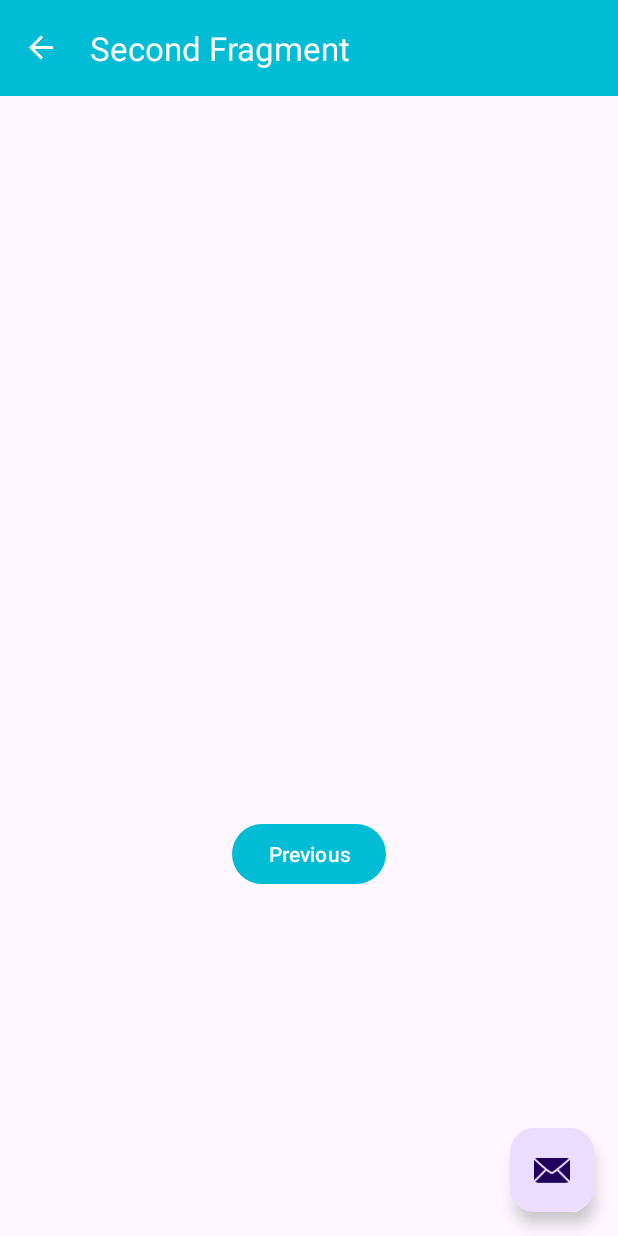
After one commit to Pedro-Luigi/Organizze-Clone, an Android app: the SecondFragment screen opened through its navigation route, on a phone screen of 412 x 824 dp. The commit adds this screen. Run offline under Robolectric (Android 15) with nearby library versions, the phone set to English and light mode, and no system bars; our stand-ins replace navigation-ui.

Commit message:
Build Home Activity.

```diff
--- /dev/null
+++ b/app/src/main/java/com/courseudemy/organizzeclone/ui/FirstFragment.kt
@@ -0,0 +1,45 @@
+package com.courseudemy.organizzeclone.ui
+
+import android.os.Bundle
+import androidx.fragment.app.Fragment
+import android.view.LayoutInflater
+import android.view.View
+import android.view.ViewGroup
+import androidx.navigation.fragment.findNavController
+import com.courseudemy.organizzeclone.R
+import com.courseudemy.organizzeclone.databinding.FragmentFirstBinding
+
+/**
+ * A simple [Fragment] subclass as the default destination in the navigation.
+ */
+class FirstFragment : Fragment() {
+
+    private var _binding: FragmentFirstBinding? = null
+
+    // This property is only valid between onCreateView and
+    // onDestroyView.
+    private val binding get() = _binding!!
+
+    override fun onCreateView(
+        inflater: LayoutInflater, container: ViewGroup?,
+        savedInstanceState: Bundle?
+    ): View? {
+
+        _binding = FragmentFirstBinding.inflate(inflater, container, false)
+        return binding.root
+
+    }
+
+    override fun onViewCreated(view: View, savedInstanceState: Bundle?) {
+        super.onViewCreated(view, savedInstanceState)
+
+        binding.buttonFirst.setOnClickListener {
+            findNavController().navigate(R.id.action_FirstFragment_to_SecondFragment)
+        }
+    }
+
+    override fun onDestroyView() {
+        super.onDestroyView()
+        _binding = null
+    }
+}
--- /dev/null
+++ b/app/src/main/java/com/courseudemy/organizzeclone/ui/HomeActivity.kt
@@ -0,0 +1,41 @@
+package com.courseudemy.organizzeclone.ui
+
+import android.os.Bundle
+import com.google.android.material.snackbar.Snackbar
+import androidx.appcompat.app.AppCompatActivity
+import androidx.navigation.findNavController
+import androidx.navigation.ui.AppBarConfiguration
+import androidx.navigation.ui.navigateUp
+import androidx.navigation.ui.setupActionBarWithNavController
+import com.courseudemy.organizzeclone.R
+import com.courseudemy.organizzeclone.databinding.ActivityHomeBinding
+
+class HomeActivity : AppCompatActivity() {
+
+    private lateinit var appBarConfiguration: AppBarConfiguration
+    private lateinit var binding: ActivityHomeBinding
+
+    override fun onCreate(savedInstanceState: Bundle?) {
+        super.onCreate(savedInstanceState)
+
+        binding = ActivityHomeBinding.inflate(layoutInflater)
+        setContentView(binding.root)
+
+        setSupportActionBar(binding.toolbar)
+
+        val navController = findNavController(R.id.nav_host_fragment_content_home)
+        appBarConfiguration = AppBarConfiguration(navController.graph)
+        setupActionBarWithNavController(navController, appBarConfiguration)
+
+        binding.fab.setOnClickListener { view ->
+            Snackbar.make(view, "Replace with your own action", Snackbar.LENGTH_LONG)
+                .setAction("Action", null).show()
+        }
+    }
+
+    override fun onSupportNavigateUp(): Boolean {
+        val navController = findNavController(R.id.nav_host_fragment_content_home)
+        return navController.navigateUp(appBarConfiguration)
+                || super.onSupportNavigateUp()
+    }
+}
--- a/app/src/main/java/com/courseudemy/organizzeclone/ui/LoginActivity.kt
+++ b/app/src/main/java/com/courseudemy/organizzeclone/ui/LoginActivity.kt
@@ -50,6 +50,7 @@ class LoginActivity : AppCompatActivity() {
                 )?.addOnCompleteListener {
                     if (it.isSuccessful){
                         Toast.makeText(this, "Usuário logado", Toast.LENGTH_SHORT).show()
+                        openHome()
                     } else {
                         val erroMessage: String
                         try {
@@ -68,4 +69,9 @@ class LoginActivity : AppCompatActivity() {
             }
         }
     }
+
+    fun openHome(){
+        startActivity(Intent(this, HomeActivity::class.java))
+        finish()
+    }
 }
--- /dev/null
+++ b/app/src/main/java/com/courseudemy/organizzeclone/ui/SecondFragment.kt
@@ -0,0 +1,45 @@
+package com.courseudemy.organizzeclone.ui
+
+import android.os.Bundle
+import androidx.fragment.app.Fragment
+import android.view.LayoutInflater
+import android.view.View
+import android.view.ViewGroup
+import androidx.navigation.fragment.findNavController
+import com.courseudemy.organizzeclone.R
+import com.courseudemy.organizzeclone.databinding.FragmentSecondBinding
+
+/**
+ * A simple [Fragment] subclass as the second destination in the navigation.
+ */
+class SecondFragment : Fragment() {
+
+    private var _binding: FragmentSecondBinding? = null
+
+    // This property is only valid between onCreateView and
+    // onDestroyView.
+    private val binding get() = _binding!!
+
+    override fun onCreateView(
+        inflater: LayoutInflater, container: ViewGroup?,
+        savedInstanceState: Bundle?
+    ): View? {
+
+        _binding = FragmentSecondBinding.inflate(inflater, container, false)
+        return binding.root
+
+    }
+
+    override fun onViewCreated(view: View, savedInstanceState: Bundle?) {
+        super.onViewCreated(view, savedInstanceState)
+
+        binding.buttonSecond.setOnClickListener {
+            findNavController().navigate(R.id.action_SecondFragment_to_FirstFragment)
+        }
+    }
+
+    override fun onDestroyView() {
+        super.onDestroyView()
+        _binding = null
+    }
+}
--- /dev/null
+++ b/app/src/main/res/layout/activity_home.xml
@@ -0,0 +1,34 @@
+<?xml version="1.0" encoding="utf-8"?>
+<androidx.coordinatorlayout.widget.CoordinatorLayout xmlns:android="http://schemas.android.com/apk/res/android"
+    xmlns:app="http://schemas.android.com/apk/res-auto"
+    xmlns:tools="http://schemas.android.com/tools"
+    android:layout_width="match_parent"
+    android:layout_height="match_parent"
+    tools:context=".ui.HomeActivity">
+
+    <com.google.android.material.appbar.AppBarLayout
+        android:layout_width="match_parent"
+        android:layout_height="wrap_content"
+        android:theme="@style/Theme.OrganizzeClone.AppBarOverlay">
+
+        <androidx.appcompat.widget.Toolbar
+            android:id="@+id/toolbar"
+            android:layout_width="match_parent"
+            android:layout_height="?attr/actionBarSize"
+            android:background="?attr/colorPrimary"
+            app:popupTheme="@style/Theme.OrganizzeClone.PopupOverlay" />
+
+    </com.google.android.material.appbar.AppBarLayout>
+
+    <include layout="@layout/content_home" />
+
+    <com.google.android.material.floatingactionbutton.FloatingActionButton
+        android:id="@+id/fab"
+        android:layout_width="wrap_content"
+        android:layout_height="wrap_content"
+        android:layout_gravity="bottom|end"
+        android:layout_marginEnd="@dimen/fab_margin"
+        android:layout_marginBottom="16dp"
+        app:srcCompat="@android:drawable/ic_dialog_email" />
+
+</androidx.coordinatorlayout.widget.CoordinatorLayout>
--- /dev/null
+++ b/app/src/main/res/layout/content_home.xml
@@ -0,0 +1,19 @@
+<?xml version="1.0" encoding="utf-8"?>
+<androidx.constraintlayout.widget.ConstraintLayout xmlns:android="http://schemas.android.com/apk/res/android"
+    xmlns:app="http://schemas.android.com/apk/res-auto"
+    android:layout_width="match_parent"
+    android:layout_height="match_parent"
+    app:layout_behavior="@string/appbar_scrolling_view_behavior">
+
+    <fragment
+        android:id="@+id/nav_host_fragment_content_home"
+        android:name="androidx.navigation.fragment.NavHostFragment"
+        android:layout_width="0dp"
+        android:layout_height="0dp"
+        app:defaultNavHost="true"
+        app:layout_constraintBottom_toBottomOf="parent"
+        app:layout_constraintEnd_toEndOf="parent"
+        app:layout_constraintStart_toStartOf="parent"
+        app:layout_constraintTop_toTopOf="parent"
+        app:navGraph="@navigation/nav_graph" />
+</androidx.constraintlayout.widget.ConstraintLayout>
--- /dev/null
+++ b/app/src/main/res/layout/fragment_second.xml
@@ -0,0 +1,28 @@
+<?xml version="1.0" encoding="utf-8"?>
+<androidx.constraintlayout.widget.ConstraintLayout xmlns:android="http://schemas.android.com/apk/res/android"
+    xmlns:app="http://schemas.android.com/apk/res-auto"
+    xmlns:tools="http://schemas.android.com/tools"
+    android:layout_width="match_parent"
+    android:layout_height="match_parent"
+    tools:context=".SecondFragment">
+
+    <TextView
+        android:id="@+id/textview_second"
+        android:layout_width="wrap_content"
+        android:layout_height="wrap_content"
+        app:layout_constraintBottom_toTopOf="@id/button_second"
+        app:layout_constraintEnd_toEndOf="parent"
+        app:layout_constraintStart_toStartOf="parent"
+        app:layout_constraintTop_toTopOf="parent" />
+
+    <Button
+        android:id="@+id/button_second"
+        android:layout_width="wrap_content"
+        android:layout_height="wrap_content"
+        android:text="@string/previous"
+        app:layout_constraintBottom_toBottomOf="parent"
+        app:layout_constraintEnd_toEndOf="parent"
+        app:layout_constraintStart_toStartOf="parent"
+        app:layout_constraintTop_toBottomOf="@id/textview_second" />
+
+</androidx.constraintlayout.widget.ConstraintLayout>
--- /dev/null
+++ b/app/src/main/res/navigation/nav_graph.xml
@@ -0,0 +1,28 @@
+<?xml version="1.0" encoding="utf-8"?>
+<navigation xmlns:android="http://schemas.android.com/apk/res/android"
+    xmlns:app="http://schemas.android.com/apk/res-auto"
+    xmlns:tools="http://schemas.android.com/tools"
+    android:id="@+id/nav_graph"
+    app:startDestination="@id/FirstFragment">
+
+    <fragment
+        android:id="@+id/FirstFragment"
+        android:name="com.courseudemy.organizzeclone.ui.FirstFragment"
+        android:label="@string/first_fragment_label"
+        tools:layout="@layout/fragment_first">
+
+        <action
+            android:id="@+id/action_FirstFragment_to_SecondFragment"
+            app:destination="@id/SecondFragment" />
+    </fragment>
+    <fragment
+        android:id="@+id/SecondFragment"
+        android:name="com.courseudemy.organizzeclone.ui.SecondFragment"
+        android:label="@string/second_fragment_label"
+        tools:layout="@layout/fragment_second">
+
+        <action
+            android:id="@+id/action_SecondFragment_to_FirstFragment"
+            app:destination="@id/FirstFragment" />
+    </fragment>
+</navigation>
--- /dev/null
+++ b/app/src/main/res/values-land/dimens.xml
@@ -0,0 +1,3 @@
+<resources>
+    <dimen name="fab_margin">48dp</dimen>
+</resources>
--- /dev/null
+++ b/app/src/main/res/values-w1240dp/dimens.xml
@@ -0,0 +1,3 @@
+<resources>
+    <dimen name="fab_margin">200dp</dimen>
+</resources>
--- /dev/null
+++ b/app/src/main/res/values-w600dp/dimens.xml
@@ -0,0 +1,3 @@
+<resources>
+    <dimen name="fab_margin">48dp</dimen>
+</resources>
--- /dev/null
+++ b/app/src/main/res/values/dimens.xml
@@ -0,0 +1,3 @@
+<resources>
+    <dimen name="fab_margin">16dp</dimen>
+</resources>
--- a/app/src/main/res/values/strings.xml
+++ b/app/src/main/res/values/strings.xml
@@ -2,4 +2,13 @@
     <string name="app_name">Organizze Clone</string>
     <string name="txt_forgotpass">Esqueci a senha!</string>
     <string name="txt_register">Cadastrar</string>
+    <string name="title_activity_home">HomeActivity</string>
+    <!-- Strings used for fragments for navigation -->
+    <string name="first_fragment_label">First Fragment</string>
+    <string name="second_fragment_label">Second Fragment</string>
+    <string name="next">Next</string>
+    <string name="previous">Previous</string>
+
+    <string name="hello_first_fragment">Hello first fragment</string>
+    <string name="hello_second_fragment">Hello second fragment. Arg: %1$s</string>
 </resources>
--- a/app/src/main/res/values/themes.xml
+++ b/app/src/main/res/values/themes.xml
@@ -13,4 +13,13 @@
         <item name="android:statusBarColor">?attr/colorPrimaryVariant</item>
         <!-- Customize your theme here. -->
     </style>
+
+    <style name="Theme.OrganizzeClone.NoActionBar">
+        <item name="windowActionBar">false</item>
+        <item name="windowNoTitle">true</item>
+    </style>
+
+    <style name="Theme.OrganizzeClone.AppBarOverlay" parent="ThemeOverlay.AppCompat.Dark.ActionBar" />
+
+    <style name="Theme.OrganizzeClone.PopupOverlay" parent="ThemeOverlay.AppCompat.Light" />
 </resources>
```
Also changed, not shown: app/build.gradle (+7 -0 lines), app/src/main/AndroidManifest.xml (+9 -0 lines), app/src/main/res/layout/fragment_first.xml (added, +28 -0 lines).
